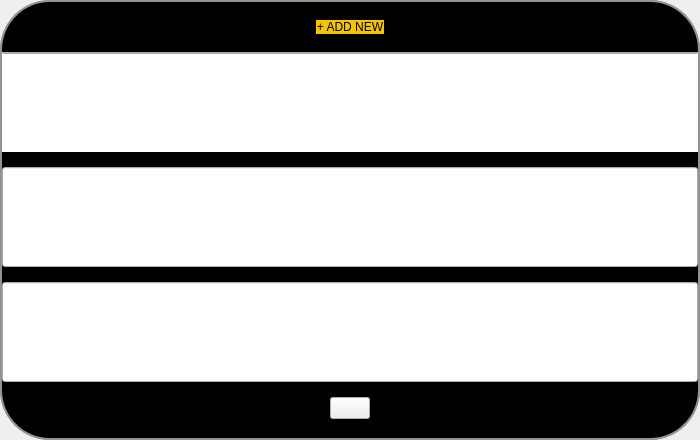
Above: Console/consoleApp/Frontend/Widgets/selectDialog.ui from laszlo-avotra-tips/consoleApp before the change. Below: the same form after it.
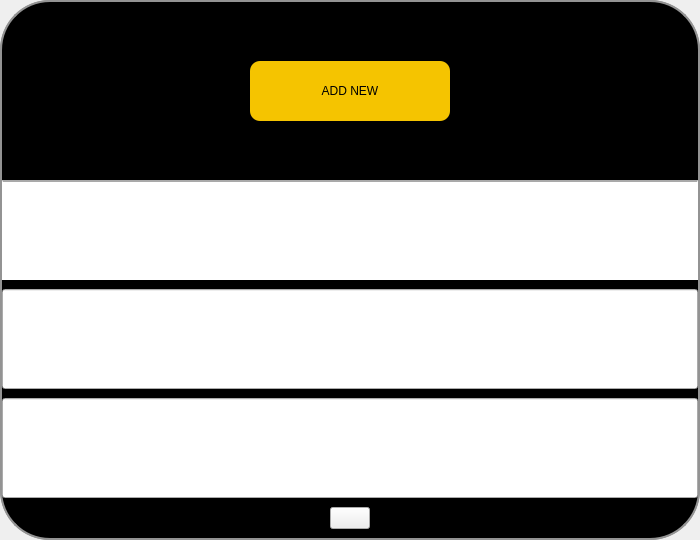
That is the form after the change. Icons and pictures are not drawn. Custom widgets are drawn as their Qt base class.

Commit message: 0.1.1047 - added dialog opacity

```diff
--- a/Console/consoleApp/Frontend/Widgets/selectDialog.ui
+++ b/Console/consoleApp/Frontend/Widgets/selectDialog.ui
@@ -10,7 +10,7 @@
     <x>0</x>
     <y>0</y>
     <width>700</width>
-    <height>440</height>
+    <height>540</height>
    </rect>
   </property>
   <property name="windowTitle">
@@ -75,9 +75,15 @@
         <property name="leftMargin">
          <number>50</number>
         </property>
+        <property name="topMargin">
+         <number>50</number>
+        </property>
         <property name="rightMargin">
          <number>50</number>
         </property>
+        <property name="bottomMargin">
+         <number>50</number>
+        </property>
         <item>
          <spacer name="horizontalSpacer_2">
           <property name="orientation">
@@ -93,11 +99,17 @@
         </item>
         <item>
          <widget class="QPushButton" name="pushButtonAddNew">
+          <property name="minimumSize">
+           <size>
+            <width>200</width>
+            <height>60</height>
+           </size>
+          </property>
           <property name="styleSheet">
            <string notr="true">border-radius: 10px; background-color:#F5C400;</string>
           </property>
           <property name="text">
-           <string>+ ADD NEW</string>
+           <string>ADD NEW</string>
           </property>
          </widget>
         </item>
```
The commit also changes 6 other files.
